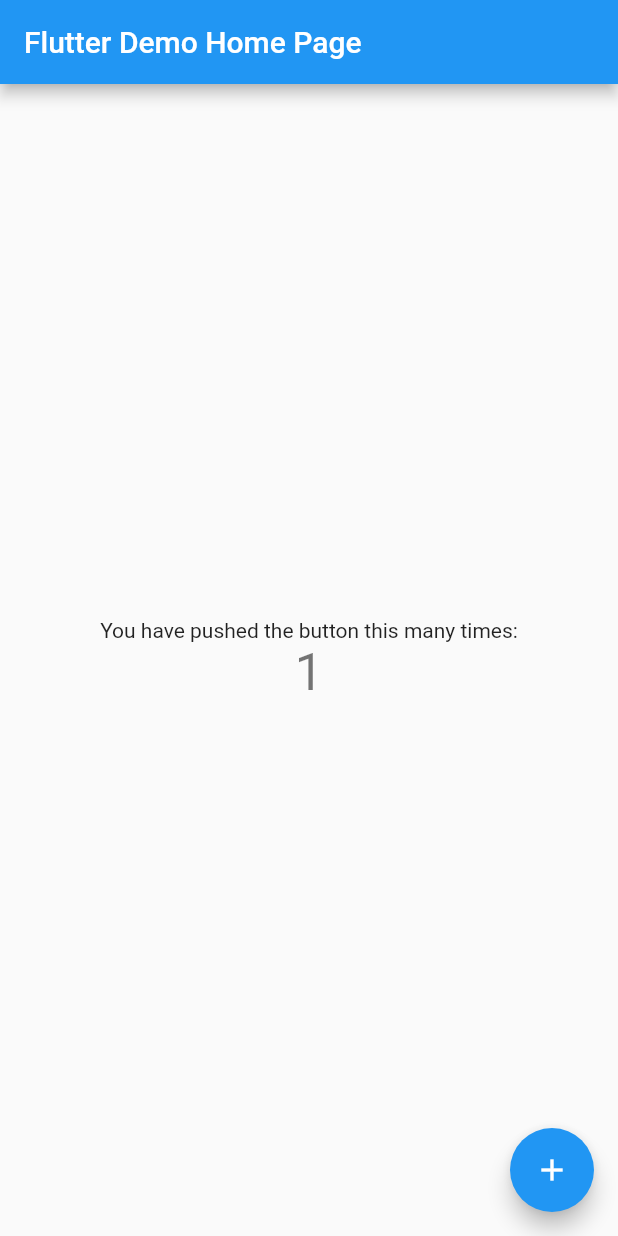
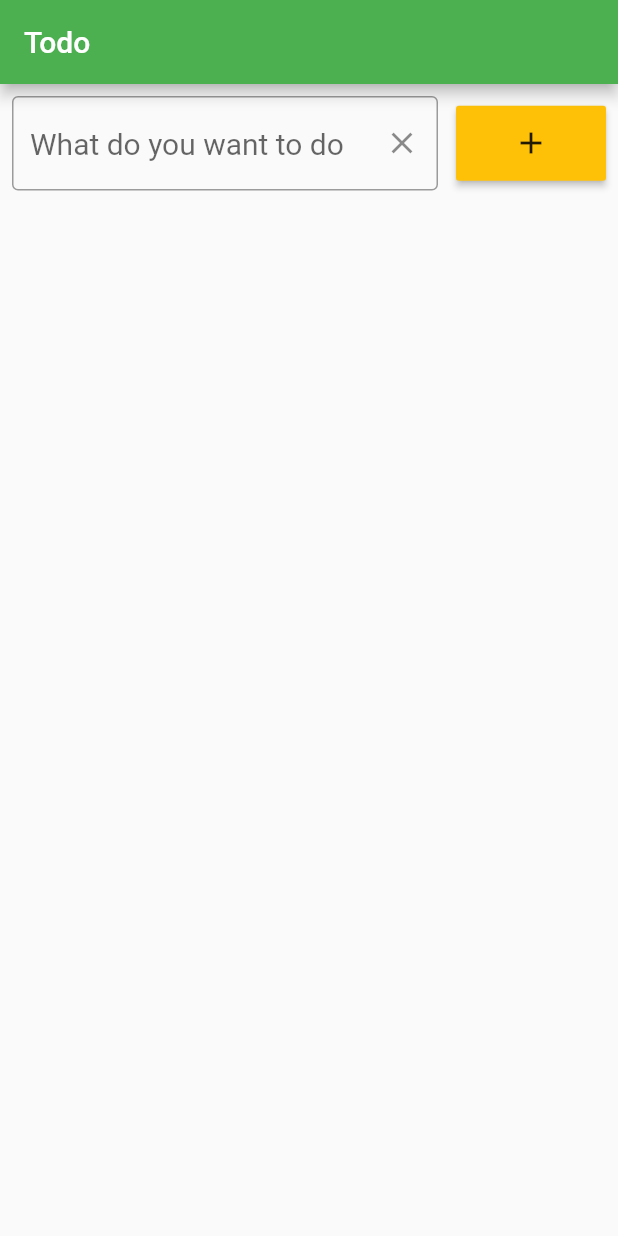
Before and after one commit to Gameznut/Flutter-Todo-App, a Flutter app: the screen it shows after launch, after a tap on the "add" icon, on a phone screen of 412 x 824 dp. Run offline on Flutter 3.47's test engine with Material 2 defaults, Android fonts, the phone set to English and light mode, and no system bars.

Commit message:
Todo App

```diff
--- a/lib/main.dart
+++ b/lib/main.dart
@@ -11,35 +11,18 @@ class MyApp extends StatelessWidget {
   @override
   Widget build(BuildContext context) {
     return MaterialApp(
-      title: 'Flutter Demo',
+      debugShowCheckedModeBanner: false,
+      title: 'Todo',
       theme: ThemeData(
-        // This is the theme of your application.
-        //
-        // Try running your application with "flutter run". You'll see the
-        // application has a blue toolbar. Then, without quitting the app, try
-        // changing the primarySwatch below to Colors.green and then invoke
-        // "hot reload" (press "r" in the console where you ran "flutter run",
-        // or simply save your changes to "hot reload" in a Flutter IDE).
-        // Notice that the counter didn't reset back to zero; the application
-        // is not restarted.
-        primarySwatch: Colors.blue,
+        primarySwatch: Colors.green,
       ),
-      home: const MyHomePage(title: 'Flutter Demo Home Page'),
+      home: const MyHomePage(title: 'Todo'),
     );
   }
 }
 
 class MyHomePage extends StatefulWidget {
   const MyHomePage({Key? key, required this.title}) : super(key: key);
-
-  // This widget is the home page of your application. It is stateful, meaning
-  // that it has a State object (defined below) that contains fields that affect
-  // how it looks.
-
-  // This class is the configuration for the state. It holds the values (in this
-  // case the title) provided by the parent (in this case the App widget) and
-  // used by the build method of the State. Fields in a Widget subclass are
-  // always marked "final".
 
   final String title;
 
@@ -48,68 +31,188 @@ class MyHomePage extends StatefulWidget {
 }
 
 class _MyHomePageState extends State<MyHomePage> {
-  int _counter = 0;
+  final TextEditingController _todoController = TextEditingController();
 
-  void _incrementCounter() {
-    setState(() {
-      // This call to setState tells the Flutter framework that something has
-      // changed in this State, which causes it to rerun the build method below
-      // so that the display can reflect the updated values. If we changed
-      // _counter without calling setState(), then the build method would not be
-      // called again, and so nothing would appear to happen.
-      _counter++;
-    });
-  }
+  String data = "";
+  final todos = [];
 
   @override
   Widget build(BuildContext context) {
-    // This method is rerun every time setState is called, for instance as done
-    // by the _incrementCounter method above.
-    //
-    // The Flutter framework has been optimized to make rerunning build methods
-    // fast, so that you can just rebuild anything that needs updating rather
-    // than having to individually change instances of widgets.
+    FocusScopeNode currentFocus = FocusScope.of(context);
+
     return Scaffold(
       appBar: AppBar(
-        // Here we take the value from the MyHomePage object that was created by
-        // the App.build method, and use it to set our appbar title.
         title: Text(widget.title),
       ),
-      body: Center(
-        // Center is a layout widget. It takes a single child and positions it
-        // in the middle of the parent.
+      body: Container(
+        padding: const EdgeInsets.all(8.0),
         child: Column(
-          // Column is also a layout widget. It takes a list of children and
-          // arranges them vertically. By default, it sizes itself to fit its
-          // children horizontally, and tries to be as tall as its parent.
-          //
-          // Invoke "debug painting" (press "p" in the console, choose the
-          // "Toggle Debug Paint" action from the Flutter Inspector in Android
-          // Studio, or the "Toggle Debug Paint" command in Visual Studio Code)
-          // to see the wireframe for each widget.
-          //
-          // Column has various properties to control how it sizes itself and
-          // how it positions its children. Here we use mainAxisAlignment to
-          // center the children vertically; the main axis here is the vertical
-          // axis because Columns are vertical (the cross axis would be
-          // horizontal).
-          mainAxisAlignment: MainAxisAlignment.center,
-          children: <Widget>[
-            const Text(
-              'You have pushed the button this many times:',
+          children: [
+            SizedBox(
+              // height: 50,
+              child: Row(
+                crossAxisAlignment: CrossAxisAlignment.center,
+                children: [
+                  Flexible(
+                    child: TextField(
+                        controller: _todoController,
+                        style: const TextStyle(
+                          fontSize: 20.0,
+                        ),
+                        decoration: InputDecoration(
+                            hintText: 'What do you want to do',
+                            suffixIcon: InkWell(
+                                onTap: () {
+                                  _todoController.clear();
+                                },
+                                splashColor: Colors.red[300],
+                                child: const Icon(Icons.clear)),
+                            border: const OutlineInputBorder())),
+                  ),
+                  const SizedBox(
+                    width: 12,
+                  ),
+                  Container(
+                      width: 100,
+                      height: 50,
+                      decoration: BoxDecoration(
+                          borderRadius: BorderRadius.circular(30)),
+                      child: MaterialButton(
+                        splashColor: Colors.blue,
+                        color: Colors.amber,
+                        onPressed: () => add(currentFocus),
+                        child: const Icon(Icons.add),
+                      ))
+                ],
+              ),
             ),
-            Text(
-              '$_counter',
-              style: Theme.of(context).textTheme.headline4,
-            ),
+            Expanded(
+              child: ListView.builder(
+                  scrollDirection: Axis.vertical,
+                  itemCount: todos.length,
+                  itemBuilder: (context, index) {
+                    return Container(
+                        padding: const EdgeInsets.symmetric(
+                            vertical: 5, horizontal: 3),
+                        margin: index == 0
+                            ? const EdgeInsets.only(
+                                top: 10, left: 3, right: 3, bottom: 10)
+                            : const EdgeInsets.symmetric(
+                                vertical: 10, horizontal: 3),
+                        decoration: BoxDecoration(
+                            color: Colors.grey[300],
+                            borderRadius: BorderRadius.circular(5),
+                            boxShadow: [
+                              // BoxShadow(
+                              //     color: Colors.grey.shade400,
+                              //     offset: const Offset(-3, -3),
+                              //     blurRadius: 10.4,
+                              //     spreadRadius: 1.0),
+                              BoxShadow(
+                                  color: Colors.grey.shade500,
+                                  offset: const Offset(0, 3),
+                                  blurRadius: 10.4,
+                                  spreadRadius: 1.0)
+                            ]),
+                        child: Row(
+                          mainAxisAlignment: MainAxisAlignment.spaceBetween,
+                          crossAxisAlignment: CrossAxisAlignment.start,
+                          children: [
+                            Expanded(
+                              flex: 2,
+                              child: Text(
+                                todos[index].toString(),
+                                style: const TextStyle(fontSize: 25),
+                              ),
+                            ),
+                            // const SizedBox(
+                            //   width: 15,
+                            // ),
+                            Flexible(
+                                child: MaterialButton(
+                              splashColor: Colors.red,
+                              color: Colors.transparent,
+                              onPressed: () {
+                                showDialog(
+                                    context: context,
+                                    builder: (context) => Dialog(
+                                          shape: RoundedRectangleBorder(
+                                              borderRadius:
+                                                  BorderRadius.circular(30.0)),
+                                          child: SizedBox(
+                                            height: 300,
+                                            child: Column(
+                                              mainAxisAlignment:
+                                                  MainAxisAlignment
+                                                      .spaceBetween,
+                                              children: [
+                                                Text(
+                                                    todos[index],
+                                                    style: const TextStyle(
+                                                      fontSize: 20.0,
+                                                    ),
+                                                ),
+                                                ElevatedButton(
+                                                    onPressed: () {
+                                                      Navigator.of(context)
+                                                          .pop();
+                                                    },
+                                                    child: const Text("Close"))
+                                              ],
+                                            ),
+                                          ),
+                                        ));
+                              },
+                              child: const Icon(Icons.edit),
+                            )),
+                            Flexible(
+                                child: MaterialButton(
+                              splashColor: Colors.red,
+                              color: Colors.transparent,
+                              onPressed: () {
+                                setState(() {
+                                  todos.removeAt(index);
+                                });
+                              },
+                              child: const Icon(Icons.delete),
+                            )),
+                          ],
+                        ));
+                  }),
+            )
           ],
         ),
       ),
-      floatingActionButton: FloatingActionButton(
-        onPressed: _incrementCounter,
-        tooltip: 'Increment',
-        child: const Icon(Icons.add),
-      ), // This trailing comma makes auto-formatting nicer for build methods.
     );
   }
+
+  void add(currentFocus) {
+    setState(() {
+      data = _todoController.text;
+      _todoController.text.isEmpty ? null : todos.add(data);
+    });
+
+    if (!currentFocus.hasPrimaryFocus) {
+      currentFocus.unfocus();
+    }
+    _todoController.text = "";
+  }
+
+// Future  openEditDialog() => showDialog(context: context, builder:         Dialog(
+//     shape: RoundedRectangleBorder(
+//     borderRadius:BorderRadius.circular(30.0)),
+// child: Container(
+// height: 300,
+// child: Column(
+// mainAxisAlignment: MainAxisAlignment.spaceBetween,
+// children: [
+// FlutterLogo(size: 150,),
+// Text("This is a Custom Dialog",style:TextStyle(fontSize: 20),),
+// ElevatedButton(
+//
+// onPressed: (){
+// Navigator.of(context).pop();
+// }, child: Text("Close"))
+// ],
+// ))
 }
```
